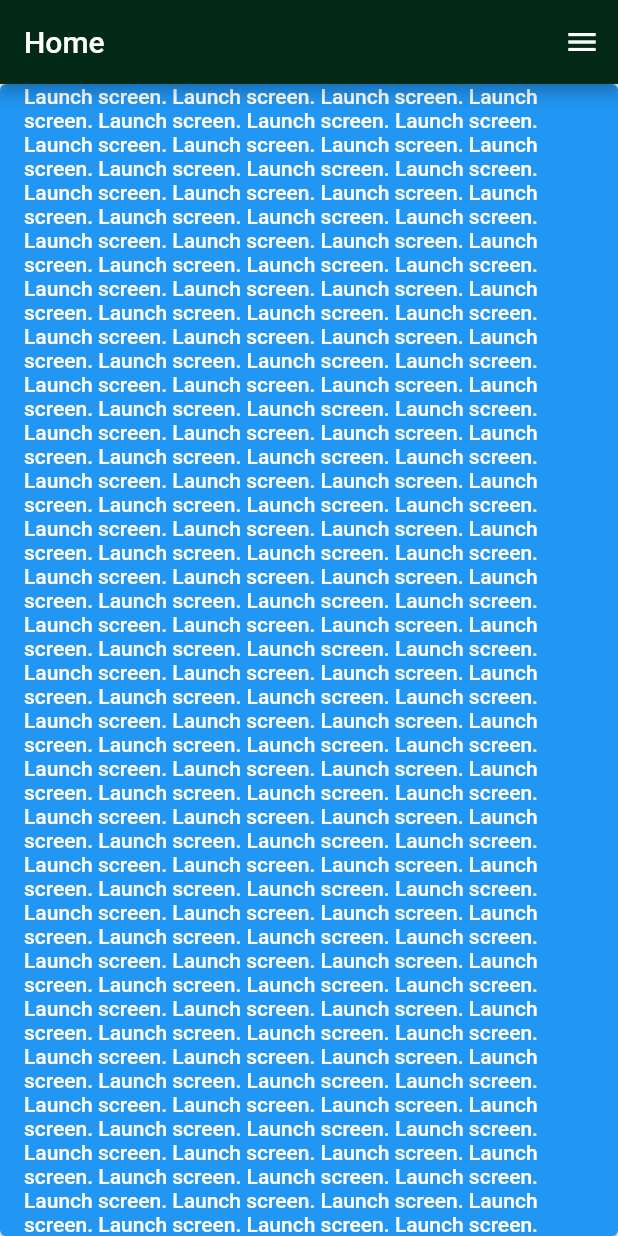
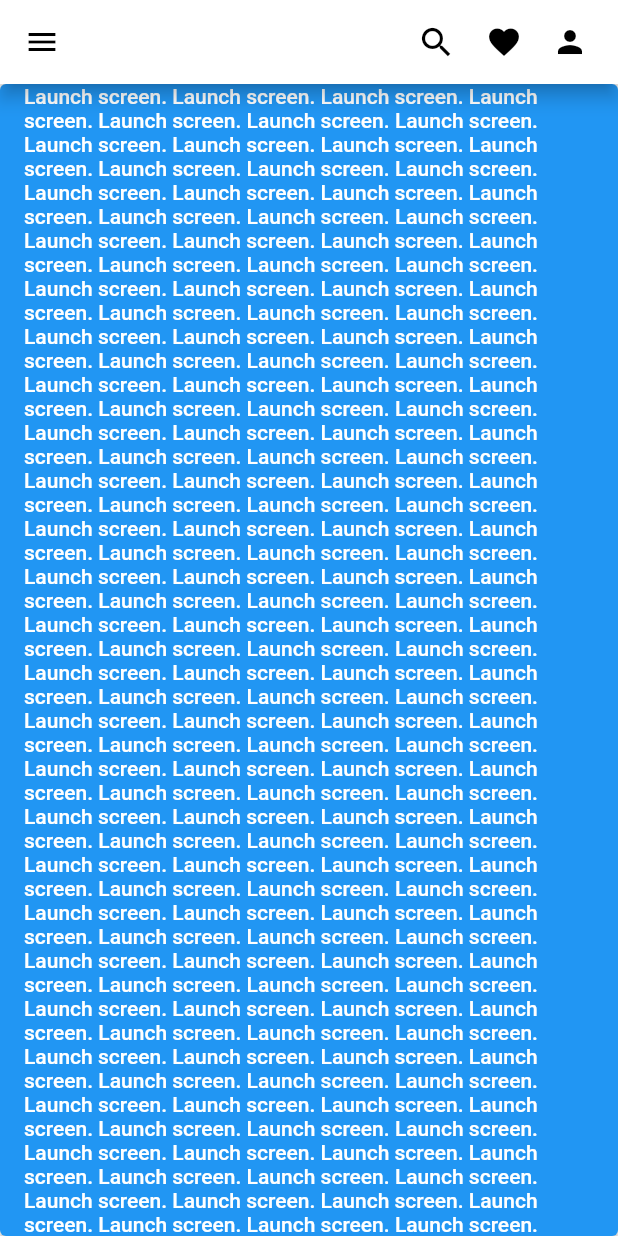
Before and after one commit to yaseengem/path1, a Flutter app: the screen it shows once a user with an empty profile is signed in, on a phone screen of 412 x 824 dp. Run offline on Flutter 3.47's test engine with Material 2 defaults, Android fonts, the phone set to English and light mode, and no system bars; our stand-ins replace firebase_auth, firebase_core; missing offline and left inert: flutterfire_ui; accounts and stored records are empty.

Commit message:
Revert to earlier commit

```diff
--- a/lib/main.dart
+++ b/lib/main.dart
@@ -14,7 +14,7 @@ void main() async {
   runApp(
     ChangeNotifierProvider<ThemeModel>(
       create: (context) => ThemeModel(),
-      child: SetLoginTheme(),
+      child: const SetLoginTheme(),
     ),
   );
 }
--- a/lib/src/shared/baseappbar.dart
+++ b/lib/src/shared/baseappbar.dart
@@ -1,5 +1,7 @@
 import 'package:flutter/material.dart';
 import 'package:flutterfire_ui/auth.dart';
+
+import 'package:firebase_auth/firebase_auth.dart';
 
 class BaseAppBar extends StatelessWidget implements PreferredSizeWidget {
   final Color backgroundColor = const Color.fromARGB(255, 3, 41, 23);
@@ -18,11 +20,43 @@ class BaseAppBar extends StatelessWidget implements PreferredSizeWidget {
 
   @override
   Widget build(BuildContext context) {
+    User? user = FirebaseAuth.instance.currentUser;
+    final userphotourl = user?.photoURL;
     return AppBar(
       title: title,
-      backgroundColor: backgroundColor,
-      actions: [],
+      backgroundColor: Colors.white,
+      automaticallyImplyLeading: true,
+      elevation: 5.0,
+      leading: const Icon(
+        Icons.menu,
+      ),
+      actions: const <Widget>[
+        Padding(
+          padding: EdgeInsets.only(right: 20.0),
+          child: Icon(
+            Icons.search,
+            size: 26.0,
+          ),
+        ),
+        Padding(
+          padding: EdgeInsets.only(right: 20.0),
+          child: Icon(Icons.favorite),
+        ),
+        Padding(
+          padding: EdgeInsets.only(right: 20.0),
+          child: Icon(
+            Icons.person,
+          ),
+        ),
+      ],
+      iconTheme: IconThemeData(color: Colors.black),
     );
+
+    // AppBar(
+    //   title: title,
+    //   backgroundColor: backgroundColor,
+    //   actions: [],
+    // );
   }
 
   @override
--- a/worklog.txt
+++ b/worklog.txt
@@ -3,15 +3,18 @@ Upnext:
 
 Search icon in the app bar
 Background process
-Google Sign in and sign out.
 Image and details in the navigator profile
 Image change functionality. Saved locally for now.
 Some simple local settings on mobile device alone.. not web. - like Notification turn on for new course, theme, etc ..
 Complete theme dark and light.
 Search in app bar
 Make a settings  page but the settings page will load from internet.. So settings can be saved across.
+
+Andorid device needed items in the last:
+Push Notification in the last
 Backgrond process to check for notifications from web, periodically and show it in notifications.
-Check for notifiacations from web.
+
+
 
 
 Publish the app to playstore
@@ -28,3 +31,5 @@ Put root layout in router in app.dart, then give pages as childs to it.
 navigoator added
 Google login
 Merge the actual files and google login sample file.. All functions of the sample pages to be added to the main files.. Like the login icon on appbar, sign out button, etc.
+
+Google Sign in and sign out.
```
